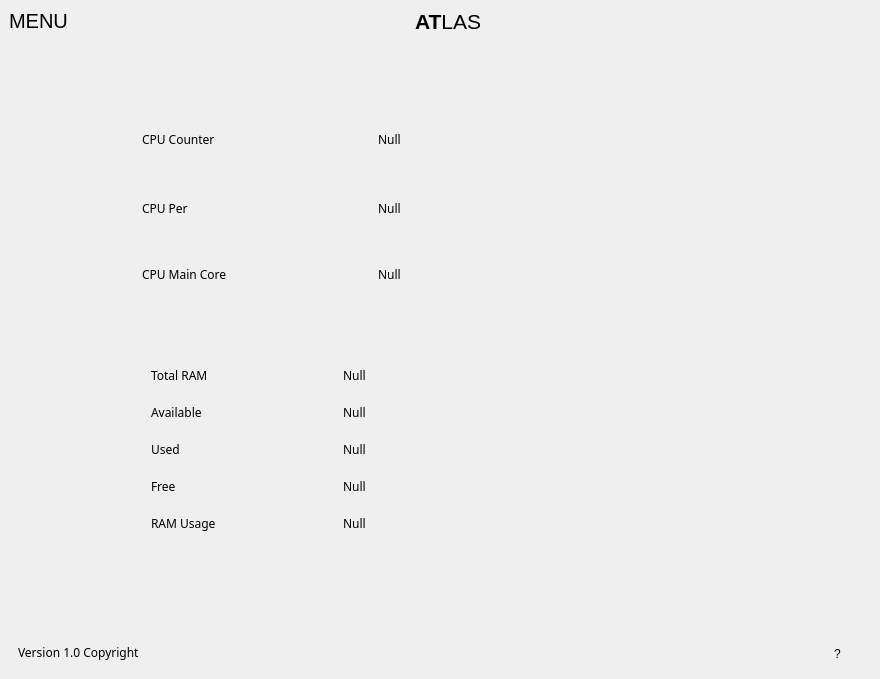
Qt form files/dashboard.ui (KramStyles/atlas) before a commit.
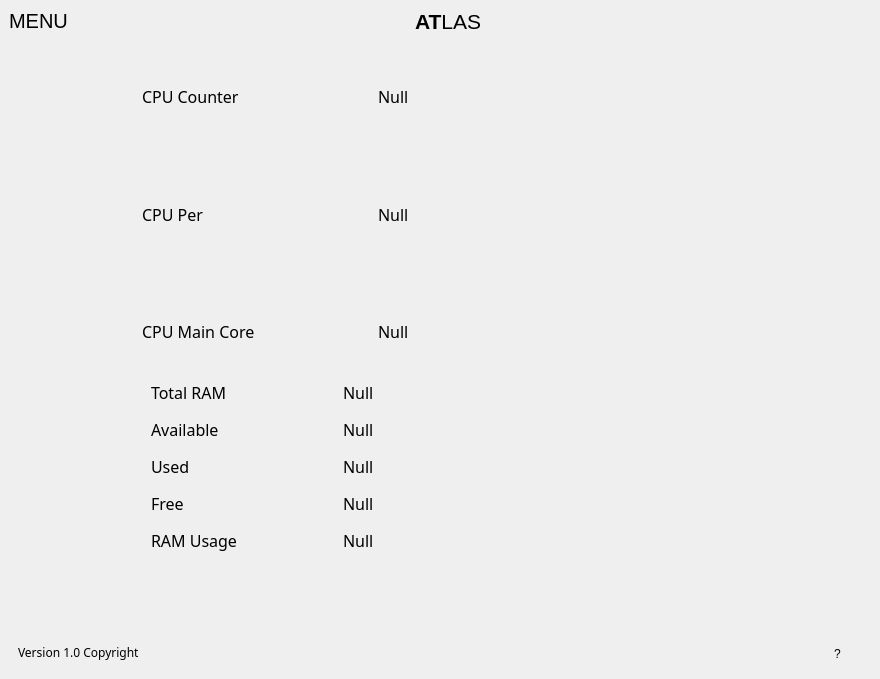
The same form after that commit. The open tabs and pages were chosen to show the change. Icons and pictures are not drawn. Custom widgets are drawn as their Qt base class.

Commit message: added system information

Diff of the .ui file:
```diff
--- a/files/dashboard.ui
+++ b/files/dashboard.ui
@@ -507,7 +507,7 @@
           <item>
            <widget class="QStackedWidget" name="stackedWidget">
             <property name="currentIndex">
-             <number>1</number>
+             <number>2</number>
             </property>
             <widget class="QWidget" name="stkBattery">
              <layout class="QVBoxLayout" name="verticalLayout_7">
@@ -577,6 +577,10 @@
                   <verstretch>0</verstretch>
                  </sizepolicy>
                 </property>
+                <property name="styleSheet">
+                 <string notr="true">font-family: poppins;
+font-size: 16px;</string>
+                </property>
                 <property name="frameShape">
                  <enum>QFrame::StyledPanel</enum>
                 </property>
@@ -649,6 +653,16 @@
              <layout class="QVBoxLayout" name="verticalLayout_6">
               <item alignment="Qt::AlignVCenter">
                <widget class="QFrame" name="frmCpuInfo">
+                <property name="font">
+                 <font>
+                  <family>poppins</family>
+                  <pointsize>-1</pointsize>
+                 </font>
+                </property>
+                <property name="styleSheet">
+                 <string notr="true">font-family: poppins;
+font-size: 16px;</string>
+                </property>
                 <property name="frameShape">
                  <enum>QFrame::StyledPanel</enum>
                 </property>
@@ -656,26 +670,6 @@
                  <enum>QFrame::Raised</enum>
                 </property>
                 <layout class="QGridLayout" name="gridLayout_2">
-                 <item row="0" column="0">
-                  <widget class="QLabel" name="label_12">
-                   <property name="maximumSize">
-                    <size>
-                     <width>16777215</width>
-                     <height>50</height>
-                    </size>
-                   </property>
-                   <property name="text">
-                    <string>CPU Counter</string>
-                   </property>
-                  </widget>
-                 </item>
-                 <item row="0" column="1">
-                  <widget class="QLabel" name="lblCpuCounter">
-                   <property name="text">
-                    <string>Null</string>
-                   </property>
-                  </widget>
-                 </item>
                  <item row="1" column="0">
                   <widget class="QLabel" name="label_13">
                    <property name="maximumSize">
@@ -684,6 +678,12 @@
                      <height>50</height>
                     </size>
                    </property>
+                   <property name="font">
+                    <font>
+                     <family>poppins</family>
+                     <pointsize>-1</pointsize>
+                    </font>
+                   </property>
                    <property name="text">
                     <string>CPU Per</string>
                    </property>
@@ -691,13 +691,44 @@
                  </item>
                  <item row="1" column="1">
                   <widget class="QLabel" name="lblCpuPer">
+                   <property name="font">
+                    <font>
+                     <family>poppins</family>
+                     <pointsize>-1</pointsize>
+                    </font>
+                   </property>
                    <property name="text">
                     <string>Null</string>
                    </property>
                   </widget>
                  </item>
-                 <item row="2" column="1">
-                  <widget class="QLabel" name="lblCpuCore">
+                 <item row="0" column="0">
+                  <widget class="QLabel" name="label_12">
+                   <property name="maximumSize">
+                    <size>
+                     <width>16777215</width>
+                     <height>50</height>
+                    </size>
+                   </property>
+                   <property name="font">
+                    <font>
+                     <family>poppins</family>
+                     <pointsize>-1</pointsize>
+                    </font>
+                   </property>
+                   <property name="text">
+                    <string>CPU Counter</string>
+                   </property>
+                  </widget>
+                 </item>
+                 <item row="0" column="1">
+                  <widget class="QLabel" name="lblCpuCounter">
+                   <property name="font">
+                    <font>
+                     <family>poppins</family>
+                     <pointsize>-1</pointsize>
+                    </font>
+                   </property>
                    <property name="text">
                     <string>Null</string>
                    </property>
@@ -711,19 +742,44 @@
                      <height>50</height>
                     </size>
                    </property>
+                   <property name="font">
+                    <font>
+                     <family>poppins</family>
+                     <pointsize>-1</pointsize>
+                    </font>
+                   </property>
                    <property name="text">
                     <string>CPU Main Core</string>
                    </property>
                   </widget>
                  </item>
-                 <item row="0" column="2" rowspan="3">
-                  <widget class="spiralProgressBar" name="progCpu" native="true">
+                 <item row="2" column="1">
+                  <widget class="QLabel" name="lblCpuCore">
+                   <property name="font">
+                    <font>
+                     <family>poppins</family>
+                     <pointsize>-1</pointsize>
+                    </font>
+                   </property>
+                   <property name="text">
+                    <string>Null</string>
+                   </property>
+                  </widget>
+                 </item>
+                 <item row="1" column="2">
+                  <widget class="roundProgressBar" name="progRam" native="true">
                    <property name="minimumSize">
                     <size>
                      <width>0</width>
                      <height>200</height>
                     </size>
                    </property>
+                   <property name="maximumSize">
+                    <size>
+                     <width>300</width>
+                     <height>16777215</height>
+                    </size>
+                   </property>
                   </widget>
                  </item>
                 </layout>
@@ -731,6 +787,16 @@
               </item>
               <item alignment="Qt::AlignTop">
                <widget class="QFrame" name="frmRamInfo">
+                <property name="font">
+                 <font>
+                  <family>poppins</family>
+                  <pointsize>-1</pointsize>
+                 </font>
+                </property>
+                <property name="styleSheet">
+                 <string notr="true">font-family: poppins;
+font-size: 16px;</string>
+                </property>
                 <property name="frameShape">
                  <enum>QFrame::StyledPanel</enum>
                 </property>
@@ -755,6 +821,12 @@
                         <height>30</height>
                        </size>
                       </property>
+                      <property name="font">
+                       <font>
+                        <family>poppins</family>
+                        <pointsize>-1</pointsize>
+                       </font>
+                      </property>
                       <property name="text">
                        <string>Total RAM</string>
                       </property>
@@ -768,6 +840,12 @@
                         <height>30</height>
                        </size>
                       </property>
+                      <property name="font">
+                       <font>
+                        <family>poppins</family>
+                        <pointsize>-1</pointsize>
+                       </font>
+                      </property>
                       <property name="text">
                        <string>Null</string>
                       </property>
@@ -781,6 +859,12 @@
                         <height>30</height>
                        </size>
                       </property>
+                      <property name="font">
+                       <font>
+                        <family>poppins</family>
+                        <pointsize>-1</pointsize>
+                       </font>
+                      </property>
                       <property name="text">
                        <string>Available</string>
                       </property>
@@ -794,6 +878,12 @@
                         <height>30</height>
                        </size>
                       </property>
+                      <property name="font">
+                       <font>
+                        <family>poppins</family>
+                        <pointsize>-1</pointsize>
+                       </font>
+                      </property>
                       <property name="text">
                        <string>RAM Usage</string>
                       </property>
@@ -807,6 +897,12 @@
                         <height>30</height>
                        </size>
                       </property>
+                      <property name="font">
+                       <font>
+                        <family>poppins</family>
+                        <pointsize>-1</pointsize>
+                       </font>
+                      </property>
                       <property name="text">
                        <string>Null</string>
                       </property>
@@ -820,6 +916,12 @@
                         <height>30</height>
                        </size>
                       </property>
+                      <property name="font">
+                       <font>
+                        <family>poppins</family>
+                        <pointsize>-1</pointsize>
+                       </font>
+                      </property>
                       <property name="text">
                        <string>Used</string>
                       </property>
@@ -833,6 +935,12 @@
                         <height>30</height>
                        </size>
                       </property>
+                      <property name="font">
+                       <font>
+                        <family>poppins</family>
+                        <pointsize>-1</pointsize>
+                       </font>
+                      </property>
                       <property name="text">
                        <string>Null</string>
                       </property>
@@ -846,6 +954,12 @@
                         <height>30</height>
                        </size>
                       </property>
+                      <property name="font">
+                       <font>
+                        <family>poppins</family>
+                        <pointsize>-1</pointsize>
+                       </font>
+                      </property>
                       <property name="text">
                        <string>Free</string>
                       </property>
@@ -859,6 +973,12 @@
                         <height>30</height>
                        </size>
                       </property>
+                      <property name="font">
+                       <font>
+                        <family>poppins</family>
+                        <pointsize>-1</pointsize>
+                       </font>
+                      </property>
                       <property name="text">
                        <string>Null</string>
                       </property>
@@ -872,6 +992,12 @@
                         <height>30</height>
                        </size>
                       </property>
+                      <property name="font">
+                       <font>
+                        <family>poppins</family>
+                        <pointsize>-1</pointsize>
+                       </font>
+                      </property>
                       <property name="text">
                        <string>Null</string>
                       </property>
@@ -880,20 +1006,26 @@
                    </layout>
                   </widget>
                  </item>
-                 <item row="2" column="1">
-                  <widget class="roundProgressBar" name="progRam" native="true">
+                 <item row="2" column="2">
+                  <widget class="spiralProgressBar" name="progCpu" native="true">
                    <property name="minimumSize">
                     <size>
-                     <width>0</width>
+                     <width>200</width>
                      <height>200</height>
                     </size>
                    </property>
                    <property name="maximumSize">
                     <size>
                      <width>300</width>
-                     <height>16777215</height>
+                     <height>300</height>
                     </size>
                    </property>
+                   <property name="font">
+                    <font>
+                     <family>poppins</family>
+                     <pointsize>-1</pointsize>
+                    </font>
+                   </property>
                   </widget>
                  </item>
                 </layout>
@@ -913,7 +1045,7 @@
                 </property>
                 <layout class="QGridLayout" name="gridLayout_5">
                  <item row="3" column="1">
-                  <widget class="QLabel" name="label_43">
+                  <widget class="QLabel" name="lblSysVersion">
                    <property name="font">
                     <font>
                      <family>raleway</family>
@@ -941,7 +1073,7 @@
                   </widget>
                  </item>
                  <item row="1" column="0">
-                  <widget class="QLabel" name="label_39">
+                  <widget class="QLabel" name="lblSysInfo">
                    <property name="font">
                     <font>
                      <family>raleway</family>
@@ -1014,7 +1146,7 @@
                   </widget>
                  </item>
                  <item row="3" column="3">
-                  <widget class="QLabel" name="label_45">
+                  <widget class="QLabel" name="lblSysMachine">
                    <property name="font">
                     <font>
                      <family>raleway</family>
@@ -1057,7 +1189,7 @@
                   </widget>
                  </item>
                  <item row="5" column="1">
-                  <widget class="QLabel" name="label_48">
+                  <widget class="QLabel" name="lblSysPlatform">
                    <property name="font">
                     <font>
                      <family>raleway</family>
@@ -1070,7 +1202,7 @@
                   </widget>
                  </item>
                  <item row="6" column="1">
-                  <widget class="QLabel" name="label_49">
+                  <widget class="QLabel" name="lblSysDate">
                    <property name="font">
                     <font>
                      <family>raleway</family>
@@ -1083,7 +1215,7 @@
                   </widget>
                  </item>
                  <item row="5" column="3">
-                  <widget class="QLabel" name="label_50">
+                  <widget class="QLabel" name="lblSysProc">
                    <property name="font">
                     <font>
                      <family>raleway</family>
@@ -1096,7 +1228,7 @@
                   </widget>
                  </item>
                  <item row="6" column="3">
-                  <widget class="QLabel" name="label_51">
+                  <widget class="QLabel" name="lblSysTime">
                    <property name="font">
                     <font>
                      <family>raleway</family>
@@ -1408,8 +1540,8 @@
                   <rect>
                    <x>0</x>
                    <y>0</y>
-                   <width>241</width>
-                   <height>879</height>
+                   <width>242</width>
+                   <height>875</height>
                   </rect>
                  </property>
                  <layout class="QVBoxLayout" name="verticalLayout_13">
```
The commit also changes 2 other files.
